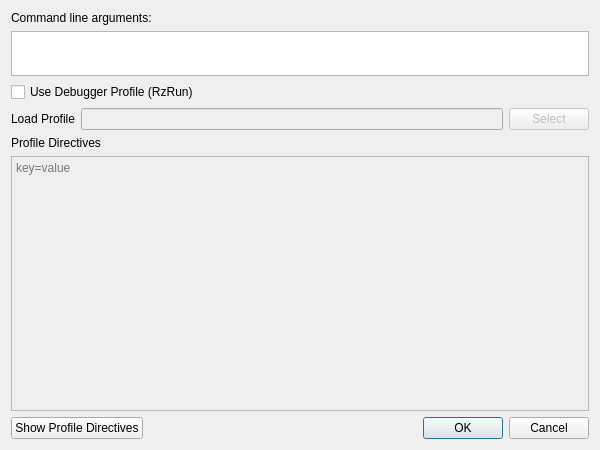
Qt form src/dialogs/NativeDebugDialog.ui (rizinorg/cutter) before a commit.
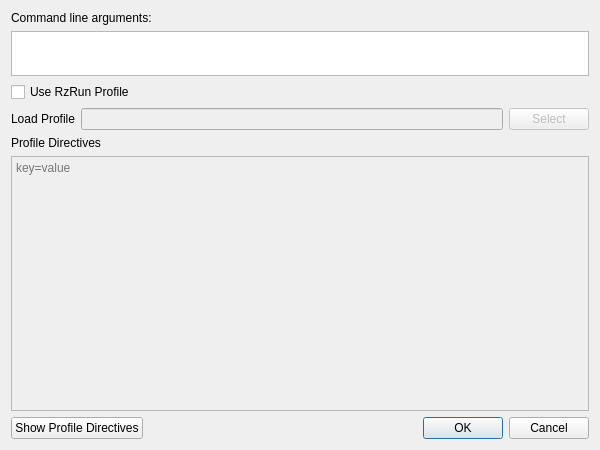
The same form after that commit.

```diff
--- a/src/dialogs/NativeDebugDialog.ui
+++ b/src/dialogs/NativeDebugDialog.ui
@@ -61,7 +61,7 @@
    <item>
     <widget class="QCheckBox" name="profileCheckbox">
      <property name="text">
-      <string>Use Debugger Profile (RzRun)</string>
+      <string>Use RzRun Profile</string>
      </property>
     </widget>
    </item>
```
